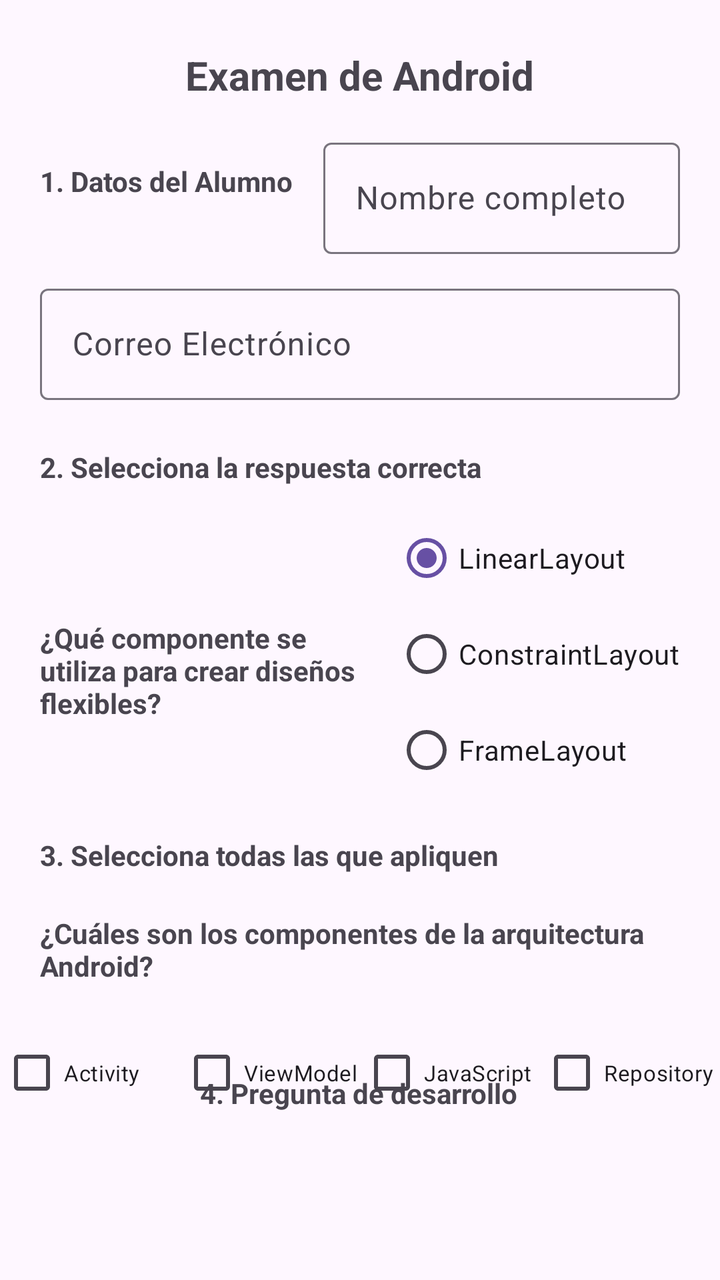
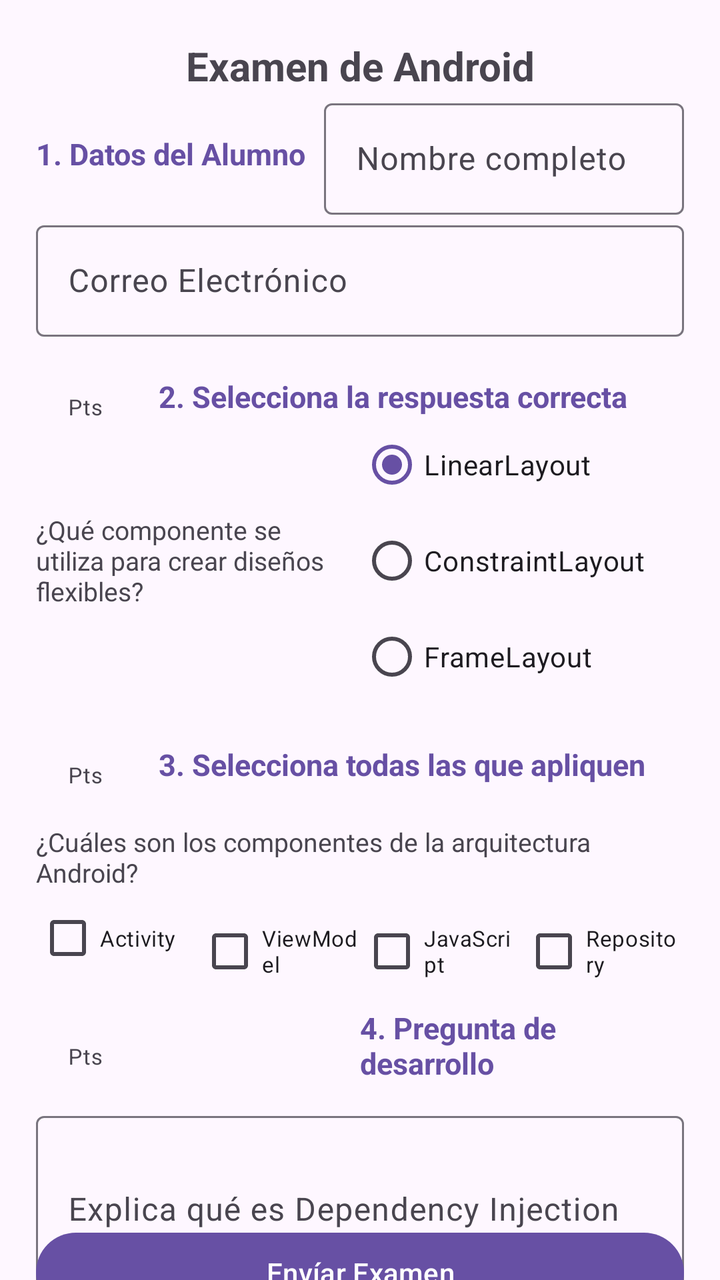

Before-and-after screenshots of an Android layout around one commit, followed by the original layout XML and the change that was made.
<!-- AndroidManifest.xml: application theme Theme.Prueba1 -->
<!-- res/layout/activity_main.xml -->
<?xml version="1.0" encoding="utf-8"?>
<androidx.constraintlayout.widget.ConstraintLayout xmlns:android="http://schemas.android.com/apk/res/android"
    xmlns:app="http://schemas.android.com/apk/res-auto"
    xmlns:tools="http://schemas.android.com/tools"
    android:id="@+id/main"
    android:layout_width="match_parent"
    android:layout_height="match_parent"
    tools:context=".MainActivity">

    <TextView
        android:id="@+id/titulo"
        android:layout_width="wrap_content"
        android:layout_height="wrap_content"
        android:text="Examen de Android"
        android:textSize="20sp"
        android:textStyle="bold"
        app:layout_constraintTop_toTopOf="parent"
        app:layout_constraintStart_toStartOf="parent"
        app:layout_constraintEnd_toEndOf="parent"
        android:layout_marginTop="24dp" />
    <TextView
        android:id="@+id/datosAlumno"
        android:layout_width="wrap_content"
        android:layout_height="wrap_content"
        android:text="1. Datos del Alumno"
        android:textStyle="bold"
        app:layout_constraintTop_toBottomOf="@id/titulo"
        app:layout_constraintStart_toStartOf="parent"
        android:layout_marginTop="30dp"
        android:layout_marginStart="20dp" />
    <TextView
        android:id="@+id/seleccionaRespuesta"
        android:layout_width="0dp"
        android:layout_height="wrap_content"
        android:text="2. Selecciona la respuesta correcta"
        android:textStyle="bold"
        app:layout_constraintTop_toBottomOf="@id/cajaEmail"
        app:layout_constraintStart_toStartOf="parent"
        android:layout_marginTop="24dp"
        android:layout_marginStart="20dp"
        android:layout_marginEnd="20dp"/>

    <TextView
        android:id="@+id/pregunta1"
        android:layout_width="0dp"
        android:layout_height="wrap_content"
        android:text="¿Qué componente se utiliza para crear diseños flexibles?"
        android:textStyle="bold"
        app:layout_constraintBottom_toBottomOf="@+id/radioRespuestas"
        app:layout_constraintTop_toTopOf="@+id/radioRespuestas"
        app:layout_constraintEnd_toStartOf="@+id/radioRespuestas"
        app:layout_constraintStart_toStartOf="parent"
        android:layout_marginTop="16dp"
        android:layout_marginStart="20dp"
        android:layout_marginEnd="16dp"/>

    <TextView
        android:id="@+id/seleccionaTodas"
        android:layout_width="wrap_content"
        android:layout_height="wrap_content"
        android:text="3. Selecciona todas las que apliquen"
        android:textStyle="bold"
        app:layout_constraintTop_toBottomOf="@id/seleccionaRespuesta"
        app:layout_constraintStart_toStartOf="parent"
        android:layout_marginTop="175dp"
        android:layout_marginStart="20dp" />

    <TextView
        android:id="@+id/pregunta2"
        android:layout_width="wrap_content"
        android:layout_height="wrap_content"
        android:text="¿Cuáles son los componentes de la arquitectura Android?"
        android:textStyle="bold"
        app:layout_constraintTop_toBottomOf="@id/seleccionaTodas"
        app:layout_constraintStart_toStartOf="parent"
        android:layout_marginTop="20dp"
        android:layout_marginStart="20dp"/>

    <TextView
        android:id="@+id/preguntaDesarrollo"
        android:layout_width="wrap_content"
        android:layout_height="wrap_content"
        android:text="4. Pregunta de desarrollo"
        android:textStyle="bold"
        app:layout_constraintTop_toBottomOf="@id/seleccionaTodas"
        app:layout_constraintStart_toStartOf="parent"
        android:layout_marginTop="100dp"
        android:layout_marginStart="100dp" />

    <com.google.android.material.textfield.TextInputLayout
        android:id="@+id/cajaNombre"
        android:layout_width="0dp"
        android:layout_height="wrap_content"
        android:hint="Nombre completo"
        app:layout_constraintTop_toBottomOf="@id/titulo"
        app:layout_constraintStart_toEndOf="@id/datosAlumno"
        app:layout_constraintEnd_toEndOf="parent"
        android:layout_marginTop="15dp"
        android:layout_marginStart="15dp"
        android:layout_marginEnd="20dp">

        <com.google.android.material.textfield.TextInputEditText
            android:id="@+id/editNombre"
            android:layout_width="match_parent"
            android:layout_height="wrap_content" />

    </com.google.android.material.textfield.TextInputLayout>

    <com.google.android.material.textfield.TextInputLayout
        android:id="@+id/cajaEmail"
        android:layout_width="0dp"
        android:layout_height="wrap_content"
        android:hint="Correo Electrónico"
        app:layout_constraintTop_toBottomOf="@id/cajaNombre"
        app:layout_constraintStart_toStartOf="parent"
        app:layout_constraintEnd_toEndOf="parent"
        android:layout_marginTop="12dp"
        android:layout_marginStart="20dp"
        android:layout_marginEnd="20dp">

        <com.google.android.material.textfield.TextInputEditText
            android:id="@+id/editEmail"
            android:layout_width="match_parent"
            android:layout_height="wrap_content" />

    </com.google.android.material.textfield.TextInputLayout>

    <RadioGroup
        android:id="@+id/radioRespuestas"
        android:checkedButton="@+id/enabled_selected"
        android:layout_width="wrap_content"
        android:layout_height="wrap_content"
        app:layout_constraintTop_toBottomOf="@id/seleccionaRespuesta"
        app:layout_constraintEnd_toEndOf="parent"
        android:layout_marginTop="12dp"
        android:layout_marginEnd="20dp">

        <RadioButton
            android:id="@+id/enabled_selected"
            android:layout_width="wrap_content"
            android:layout_height="wrap_content"
            android:enabled="true"
            android:text="LinearLayout"/>
        <RadioButton
            android:layout_width="wrap_content"
            android:layout_height="wrap_content"
            android:checked="false"
            android:enabled="true"
            android:text="ConstraintLayout"/>
        <RadioButton
            android:layout_width="wrap_content"
            android:layout_height="wrap_content"
            android:checked="false"
            android:enabled="true"
            android:text="FrameLayout"/>
    </RadioGroup>


    <LinearLayout
        android:id="@+id/checkbox_container"
        android:layout_width="match_parent"
        android:layout_height="wrap_content"
        android:orientation="horizontal"
        app:layout_constraintTop_toBottomOf="@+id/pregunta2"
        app:layout_constraintStart_toStartOf="parent"
        app:layout_constraintEnd_toEndOf="parent"
        android:layout_marginTop="20dp">

        <CheckBox
            android:id="@+id/cb1"
            android:layout_width="0dp"
            android:layout_height="wrap_content"
            android:layout_weight="1"
            android:textSize="11sp"
            android:text="Activity"
            app:layout_constraintTop_toBottomOf="@+id/pregunta2"
            app:layout_constraintStart_toStartOf="parent"/>

        <CheckBox
            android:id="@+id/cb2"
            android:layout_width="0dp"
            android:layout_height="wrap_content"
            android:layout_weight="1"
            android:textSize="11sp"
            android:text="ViewModel"
            app:layout_constraintTop_toBottomOf="@+id/pregunta2"
            app:layout_constraintStart_toStartOf="parent"/>

        <CheckBox
            android:id="@+id/cb3"
            android:layout_width="0dp"
            android:layout_height="wrap_content"
            android:layout_weight="1"
            android:textSize="11sp"
            android:text="JavaScript"
            app:layout_constraintTop_toBottomOf="@+id/pregunta2"
            app:layout_constraintStart_toStartOf="parent"/>


        <CheckBox
            android:id="@+id/cb4"
            android:layout_width="0dp"
            android:layout_height="wrap_content"
            android:layout_weight="1"
            android:textSize="11sp"
            android:text="Repository"
            app:layout_constraintTop_toBottomOf="@id/titulo"
            app:layout_constraintStart_toStartOf="parent"/>

    </LinearLayout>






</androidx.constraintlayout.widget.ConstraintLayout>
<!-- resources referenced by this layout -->
<resources>
  <style name="Theme.Prueba1" parent="Base.Theme.Prueba1" />
  <style name="Base.Theme.Prueba1" parent="Theme.Material3.DayNight.NoActionBar">
          
          
      </style>
</resources>

<!-- the commit's change to res/layout/activity_main.xml (unified diff, before → after) -->
@@ -5,213 +5,331 @@
     android:id="@+id/main"
     android:layout_width="match_parent"
     android:layout_height="match_parent"
-    tools:context=".MainActivity">
+    tools:context=".MainActivity"
+    android:textColor="?attr/colorOnSurface">
+
+    <androidx.constraintlayout.widget.Guideline
+        android:id="@+id/guideline_izquierda"
+        android:layout_width="wrap_content"
+        android:layout_height="wrap_content"
+        android:orientation="vertical"
+        app:layout_constraintGuide_percent="0.05" />
+
+    <androidx.constraintlayout.widget.Guideline
+        android:id="@+id/guideline_pts"
+        android:layout_width="wrap_content"
+        android:layout_height="wrap_content"
+        android:orientation="vertical"
+        app:layout_constraintGuide_percent="0.22" />
+
+    <androidx.constraintlayout.widget.Guideline
+        android:id="@+id/guideline_mitad"
+        android:layout_width="wrap_content"
+        android:layout_height="wrap_content"
+        android:orientation="vertical"
+        app:layout_constraintGuide_percent="0.50" />
+
+    <androidx.constraintlayout.widget.Guideline
+        android:id="@+id/guideline_derecha"
+        android:layout_width="wrap_content"
+        android:layout_height="wrap_content"
+        android:orientation="vertical"
+        app:layout_constraintGuide_percent="0.95" />
+
+
+    <androidx.constraintlayout.widget.Guideline
+        android:id="@+id/guideline_superior"
+        android:layout_width="wrap_content"
+        android:layout_height="wrap_content"
+        android:orientation="horizontal"
+        app:layout_constraintGuide_percent="0.03" />
+
+    <androidx.constraintlayout.widget.Guideline
+        android:id="@+id/guideline_inferior"
+        android:layout_width="wrap_content"
+        android:layout_height="wrap_content"
+        android:orientation="horizontal"
+        app:layout_constraintGuide_percent="0.97" />
+
 
     <TextView
         android:id="@+id/titulo"
-        android:layout_width="wrap_content"
-        android:layout_height="wrap_content"
-        android:text="Examen de Android"
+        android:layout_width="0dp"
+        android:layout_height="wrap_content"
+        android:gravity="center"
+        android:text="@string/examen_de_android"
         android:textSize="20sp"
         android:textStyle="bold"
-        app:layout_constraintTop_toTopOf="parent"
-        app:layout_constraintStart_toStartOf="parent"
-        app:layout_constraintEnd_toEndOf="parent"
-        android:layout_marginTop="24dp" />
+        app:layout_constraintEnd_toEndOf="@id/guideline_derecha"
+        app:layout_constraintStart_toStartOf="@id/guideline_izquierda"
+        app:layout_constraintTop_toTopOf="@id/guideline_superior" />
+
+
     <TextView
         android:id="@+id/datosAlumno"
-        android:layout_width="wrap_content"
-        android:layout_height="wrap_content"
-        android:text="1. Datos del Alumno"
-        android:textStyle="bold"
-        app:layout_constraintTop_toBottomOf="@id/titulo"
-        app:layout_constraintStart_toStartOf="parent"
-        android:layout_marginTop="30dp"
-        android:layout_marginStart="20dp" />
+        android:layout_width="0dp"
+        android:layout_height="wrap_content"
+        android:text="@string/datos_alumno"
+        android:textSize="15sp"
+        android:textStyle="bold"
+        android:textColor="?attr/colorPrimary"
+        app:layout_constraintBottom_toBottomOf="@id/cajaNombre"
+        app:layout_constraintStart_toStartOf="@id/guideline_izquierda"
+        app:layout_constraintTop_toTopOf="@id/cajaNombre"
+        app:layout_constraintWidth_percent="0.4" />
+
+    <com.google.android.material.textfield.TextInputLayout
+        android:id="@+id/cajaNombre"
+        android:layout_width="0dp"
+        android:layout_height="wrap_content"
+        android:hint="@string/nombre_completo"
+        app:layout_constraintEnd_toEndOf="@id/guideline_derecha"
+        app:layout_constraintStart_toEndOf="@id/datosAlumno"
+        app:layout_constraintTop_toBottomOf="@id/titulo">
+
+        <com.google.android.material.textfield.TextInputEditText
+            android:id="@+id/editNombre"
+            android:layout_width="match_parent"
+            android:layout_height="wrap_content" />
+
+    </com.google.android.material.textfield.TextInputLayout>
+
+    <com.google.android.material.textfield.TextInputLayout
+        android:id="@+id/cajaEmail"
+        android:layout_width="0dp"
+        android:layout_height="wrap_content"
+        android:hint="@string/email"
+        app:layout_constraintEnd_toEndOf="@id/guideline_derecha"
+        app:layout_constraintStart_toStartOf="@id/guideline_izquierda"
+        app:layout_constraintTop_toBottomOf="@id/cajaNombre">
+
+        <com.google.android.material.textfield.TextInputEditText
+            android:id="@+id/editEmail"
+            android:layout_width="match_parent"
+            android:layout_height="wrap_content" />
+
+    </com.google.android.material.textfield.TextInputLayout>
+
+
+    <com.google.android.material.textfield.TextInputLayout
+        android:id="@+id/cajaPts1"
+        android:layout_width="0dp"
+        android:layout_height="wrap_content"
+        android:hint="@string/puntos"
+        app:boxBackgroundMode="none"
+        app:layout_constraintEnd_toStartOf="@id/guideline_pts"
+        app:layout_constraintStart_toEndOf="@id/guideline_mitad"
+        app:layout_constraintStart_toStartOf="@id/guideline_izquierda"
+        app:layout_constraintTop_toBottomOf="@id/cajaEmail">
+
+        <com.google.android.material.textfield.TextInputEditText
+            android:id="@+id/editPts1"
+            android:layout_width="match_parent"
+            android:layout_height="wrap_content"
+            android:inputType="number"
+            android:textSize="11sp" />
+
+    </com.google.android.material.textfield.TextInputLayout>
+
     <TextView
         android:id="@+id/seleccionaRespuesta"
         android:layout_width="0dp"
         android:layout_height="wrap_content"
-        android:text="2. Selecciona la respuesta correcta"
-        android:textStyle="bold"
-        app:layout_constraintTop_toBottomOf="@id/cajaEmail"
-        app:layout_constraintStart_toStartOf="parent"
-        android:layout_marginTop="24dp"
-        android:layout_marginStart="20dp"
-        android:layout_marginEnd="20dp"/>
+        android:text="@string/selecciona_respuesta"
+        android:textSize="15sp"
+        android:textStyle="bold"
+        android:textColor="?attr/colorPrimary"
+        app:layout_constraintBottom_toBottomOf="@id/cajaPts1"
+        app:layout_constraintEnd_toEndOf="@id/guideline_derecha"
+        app:layout_constraintStart_toEndOf="@id/guideline_pts"
+        app:layout_constraintTop_toTopOf="@id/cajaPts1" />
 
     <TextView
         android:id="@+id/pregunta1"
         android:layout_width="0dp"
         android:layout_height="wrap_content"
-        android:text="¿Qué componente se utiliza para crear diseños flexibles?"
-        android:textStyle="bold"
-        app:layout_constraintBottom_toBottomOf="@+id/radioRespuestas"
-        app:layout_constraintTop_toTopOf="@+id/radioRespuestas"
-        app:layout_constraintEnd_toStartOf="@+id/radioRespuestas"
-        app:layout_constraintStart_toStartOf="parent"
-        android:layout_marginTop="16dp"
-        android:layout_marginStart="20dp"
-        android:layout_marginEnd="16dp"/>
-
-    <TextView
-        android:id="@+id/seleccionaTodas"
-        android:layout_width="wrap_content"
-        android:layout_height="wrap_content"
-        android:text="3. Selecciona todas las que apliquen"
-        android:textStyle="bold"
-        app:layout_constraintTop_toBottomOf="@id/seleccionaRespuesta"
-        app:layout_constraintStart_toStartOf="parent"
-        android:layout_marginTop="175dp"
-        android:layout_marginStart="20dp" />
-
-    <TextView
-        android:id="@+id/pregunta2"
-        android:layout_width="wrap_content"
-        android:layout_height="wrap_content"
-        android:text="¿Cuáles son los componentes de la arquitectura Android?"
-        android:textStyle="bold"
-        app:layout_constraintTop_toBottomOf="@id/seleccionaTodas"
-        app:layout_constraintStart_toStartOf="parent"
-        android:layout_marginTop="20dp"
-        android:layout_marginStart="20dp"/>
-
-    <TextView
-        android:id="@+id/preguntaDesarrollo"
-        android:layout_width="wrap_content"
-        android:layout_height="wrap_content"
-        android:text="4. Pregunta de desarrollo"
-        android:textStyle="bold"
-        app:layout_constraintTop_toBottomOf="@id/seleccionaTodas"
-        app:layout_constraintStart_toStartOf="parent"
-        android:layout_marginTop="100dp"
-        android:layout_marginStart="100dp" />
-
-    <com.google.android.material.textfield.TextInputLayout
-        android:id="@+id/cajaNombre"
-        android:layout_width="0dp"
-        android:layout_height="wrap_content"
-        android:hint="Nombre completo"
-        app:layout_constraintTop_toBottomOf="@id/titulo"
-        app:layout_constraintStart_toEndOf="@id/datosAlumno"
-        app:layout_constraintEnd_toEndOf="parent"
-        android:layout_marginTop="15dp"
-        android:layout_marginStart="15dp"
-        android:layout_marginEnd="20dp">
-
-        <com.google.android.material.textfield.TextInputEditText
-            android:id="@+id/editNombre"
-            android:layout_width="match_parent"
-            android:layout_height="wrap_content" />
-
-    </com.google.android.material.textfield.TextInputLayout>
-
-    <com.google.android.material.textfield.TextInputLayout
-        android:id="@+id/cajaEmail"
-        android:layout_width="0dp"
-        android:layout_height="wrap_content"
-        android:hint="Correo Electrónico"
-        app:layout_constraintTop_toBottomOf="@id/cajaNombre"
-        app:layout_constraintStart_toStartOf="parent"
-        app:layout_constraintEnd_toEndOf="parent"
-        android:layout_marginTop="12dp"
-        android:layout_marginStart="20dp"
-        android:layout_marginEnd="20dp">
-
-        <com.google.android.material.textfield.TextInputEditText
-            android:id="@+id/editEmail"
-            android:layout_width="match_parent"
-            android:layout_height="wrap_content" />
-
-    </com.google.android.material.textfield.TextInputLayout>
+        android:text="@string/pregunta1"
+        android:textSize="13sp"
+        app:layout_constraintBottom_toBottomOf="@id/radioRespuestas"
+        app:layout_constraintEnd_toStartOf="@id/radioRespuestas"
+        app:layout_constraintStart_toStartOf="@id/guideline_izquierda"
+        app:layout_constraintTop_toTopOf="@id/radioRespuestas"
+        app:layout_constraintWidth_percent="0.45" />
 
     <RadioGroup
         android:id="@+id/radioRespuestas"
+        android:layout_width="0dp"
+        android:layout_height="wrap_content"
         android:checkedButton="@+id/enabled_selected"
-        android:layout_width="wrap_content"
-        android:layout_height="wrap_content"
+        app:layout_constraintEnd_toEndOf="@id/guideline_derecha"
         app:layout_constraintTop_toBottomOf="@id/seleccionaRespuesta"
-        app:layout_constraintEnd_toEndOf="parent"
-        android:layout_marginTop="12dp"
-        android:layout_marginEnd="20dp">
+        app:layout_constraintWidth_percent="0.45">
 
         <RadioButton
             android:id="@+id/enabled_selected"
             android:layout_width="wrap_content"
             android:layout_height="wrap_content"
             android:enabled="true"
-            android:text="LinearLayout"/>
+            android:text="@string/linearlayout" />
+
         <RadioButton
             android:layout_width="wrap_content"
             android:layout_height="wrap_content"
             android:checked="false"
             android:enabled="true"
-            android:text="ConstraintLayout"/>
+            android:text="@string/constraintlayout" />
+
         <RadioButton
             android:layout_width="wrap_content"
             android:layout_height="wrap_content"
             android:checked="false"
             android:enabled="true"
-            android:text="FrameLayout"/>
+            android:text="@string/framelayout" />
     </RadioGroup>
 
+    
+    <com.google.android.material.textfield.TextInputLayout
+        android:id="@+id/cajaPts2"
+        android:layout_width="0dp"
+        android:layout_height="wrap_content"
+        android:hint="@string/puntos"
+        app:boxBackgroundMode="none"
+        app:layout_constraintEnd_toStartOf="@id/guideline_pts"
+        app:layout_constraintStart_toStartOf="@id/guideline_izquierda"
+        app:layout_constraintTop_toBottomOf="@id/radioRespuestas">
+
+        <com.google.android.material.textfield.TextInputEditText
+            android:id="@+id/editPts2"
+            android:layout_width="match_parent"
+            android:layout_height="wrap_content"
+            android:inputType="number"
+            android:textSize="11sp" />
+    </com.google.android.material.textfield.TextInputLayout>
+
+    <TextView
+        android:id="@+id/seleccionaTodas"
+        android:layout_width="0dp"
+        android:layout_height="wrap_content"
+        android:text="@string/selecciona_todas"
+        android:textSize="15sp"
+        android:textStyle="bold"
+        android:textColor="?attr/colorPrimary"
+        app:layout_constraintBottom_toBottomOf="@id/cajaPts2"
+        app:layout_constraintEnd_toEndOf="@id/guideline_derecha"
+        app:layout_constraintStart_toEndOf="@id/guideline_pts"
+        app:layout_constraintTop_toTopOf="@id/cajaPts2" />
+
+    <TextView
+        android:id="@+id/pregunta2"
+        android:layout_width="0dp"
+        android:layout_height="wrap_content"
+        android:text="@string/pregunta2"
+        android:textSize="13sp"
+        app:layout_constraintEnd_toEndOf="@id/guideline_derecha"
+        app:layout_constraintStart_toStartOf="@id/guideline_izquierda"
+        app:layout_constraintTop_toBottomOf="@id/cajaPts2" />
 
     <LinearLayout
         android:id="@+id/checkbox_container"
-        android:layout_width="match_parent"
+        android:layout_width="0dp"
         android:layout_height="wrap_content"
         android:orientation="horizontal"
-        app:layout_constraintTop_toBottomOf="@+id/pregunta2"
-        app:layout_constraintStart_toStartOf="parent"
-        app:layout_constraintEnd_toEndOf="parent"
-        android:layout_marginTop="20dp">
+        app:layout_constraintEnd_toEndOf="@id/guideline_derecha"
+        app:layout_constraintStart_toStartOf="@id/guideline_izquierda"
+        app:layout_constraintTop_toBottomOf="@+id/pregunta2">
 
         <CheckBox
             android:id="@+id/cb1"
             android:layout_width="0dp"
             android:layout_height="wrap_content"
             android:layout_weight="1"
-            android:textSize="11sp"
-            android:text="Activity"
-            app:layout_constraintTop_toBottomOf="@+id/pregunta2"
-            app:layout_constraintStart_toStartOf="parent"/>
+            android:text="@string/activity"
+            android:textSize="11sp" />
 
         <CheckBox
             android:id="@+id/cb2"
             android:layout_width="0dp"
             android:layout_height="wrap_content"
             android:layout_weight="1"
-            android:textSize="11sp"
-            android:text="ViewModel"
-            app:layout_constraintTop_toBottomOf="@+id/pregunta2"
-            app:layout_constraintStart_toStartOf="parent"/>
+            android:text="@string/viewmodel"
+            android:textSize="11sp" />
 
         <CheckBox
             android:id="@+id/cb3"
             android:layout_width="0dp"
             android:layout_height="wrap_content"
             android:layout_weight="1"
-            android:textSize="11sp"
-            android:text="JavaScript"
-            app:layout_constraintTop_toBottomOf="@+id/pregunta2"
-            app:layout_constraintStart_toStartOf="parent"/>
-
+            android:text="@string/javascript"
+            android:textSize="11sp" />
 
         <CheckBox
             android:id="@+id/cb4"
             android:layout_width="0dp"
             android:layout_height="wrap_content"
             android:layout_weight="1"
-            android:textSize="11sp"
-            android:text="Repository"
-            app:layout_constraintTop_toBottomOf="@id/titulo"
-            app:layout_constraintStart_toStartOf="parent"/>
+            android:text="@string/repository"
+            android:textSize="11sp" />
 
     </LinearLayout>
 
 
-
-
-
+    <com.google.android.material.textfield.TextInputLayout
+        android:id="@+id/cajaPts3"
+        android:layout_width="0dp"
+        android:layout_height="wrap_content"
+        android:hint="@string/puntos"
+        app:boxBackgroundMode="none"
+        app:layout_constraintEnd_toStartOf="@id/guideline_pts"
+        app:layout_constraintStart_toStartOf="@id/guideline_izquierda"
+        app:layout_constraintTop_toBottomOf="@+id/checkbox_container">
+
+        <com.google.android.material.textfield.TextInputEditText
+            android:id="@+id/editPts3"
+            android:layout_width="match_parent"
+            android:layout_height="wrap_content"
+            android:inputType="number"
+            android:textSize="11sp" />
+    </com.google.android.material.textfield.TextInputLayout>
+
+    <TextView
+        android:id="@+id/preguntaDesarrollo"
+        android:layout_width="0dp"
+        android:layout_height="wrap_content"
+        android:text="@string/pregunta_desarrollo"
+        android:textSize="15sp"
+        android:textStyle="bold"
+        android:textColor="?attr/colorPrimary"
+        app:layout_constraintBottom_toBottomOf="@id/cajaPts3"
+        app:layout_constraintStart_toStartOf="@id/guideline_mitad"
+        app:layout_constraintEnd_toEndOf="@id/guideline_derecha"
+        app:layout_constraintStart_toEndOf="@id/guideline_pts"
+        app:layout_constraintTop_toTopOf="@id/cajaPts3" />
+
+    <com.google.android.material.textfield.TextInputLayout
+        android:id="@+id/cajaDesarrollo"
+        android:layout_width="0dp"
+        android:layout_height="wrap_content"
+        android:hint="@string/caja_desarrollo"
+        app:layout_constraintEnd_toEndOf="@id/guideline_derecha"
+        app:layout_constraintStart_toStartOf="@id/guideline_izquierda"
+        app:layout_constraintTop_toBottomOf="@id/cajaPts3">
+
+        <com.google.android.material.textfield.TextInputEditText
+            android:id="@+id/editRespuesta"
+            android:layout_width="match_parent"
+            android:layout_height="wrap_content"
+            android:lines="3" />
+
+    </com.google.android.material.textfield.TextInputLayout>
+
+    <Button
+        android:layout_width="0dp"
+        android:layout_height="wrap_content"
+        android:text="@string/enviar"
+        android:checkable="true"
+        app:layout_constraintTop_toBottomOf="@+id/cajaDesarrollo"
+        app:layout_constraintBottom_toTopOf="@id/guideline_inferior"
+        app:layout_constraintStart_toEndOf="@id/guideline_izquierda"
+        app:layout_constraintEnd_toEndOf="@id/guideline_derecha"/>
 
 </androidx.constraintlayout.widget.ConstraintLayout>
<!-- resource entries referenced after the edit -->
@@ -1,5 +1,24 @@
 <!-- resources referenced by this layout -->
 <resources>
+  <string name="activity">Activity</string>
+  <string name="caja_desarrollo">Explica qué es Dependency Injection</string>
+  <string name="constraintlayout">ConstraintLayout</string>
+  <string name="datos_alumno">1. Datos del Alumno</string>
+  <string name="email">Correo Electrónico</string>
+  <string name="enviar">Envíar Examen</string>
+  <string name="examen_de_android">Examen de Android</string>
+  <string name="framelayout">FrameLayout</string>
+  <string name="javascript">JavaScript</string>
+  <string name="linearlayout">LinearLayout</string>
+  <string name="nombre_completo">Nombre completo</string>
+  <string name="pregunta1">¿Qué componente se utiliza para crear diseños flexibles?</string>
+  <string name="pregunta2">¿Cuáles son los componentes de la arquitectura Android?</string>
+  <string name="pregunta_desarrollo">4. Pregunta de desarrollo</string>
+  <string name="puntos">Pts</string>
+  <string name="repository">Repository</string>
+  <string name="selecciona_respuesta">2. Selecciona la respuesta correcta</string>
+  <string name="selecciona_todas">3. Selecciona todas las que apliquen</string>
+  <string name="viewmodel">ViewModel</string>
   <style name="Theme.Prueba1" parent="Base.Theme.Prueba1" />
   <style name="Base.Theme.Prueba1" parent="Theme.Material3.DayNight.NoActionBar">
           
